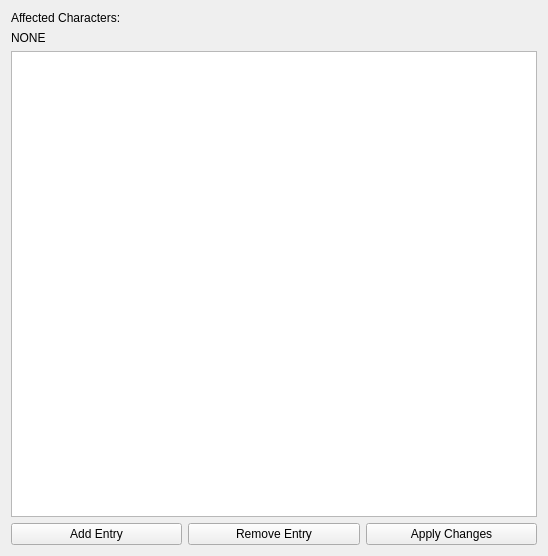
olivierkes/manuskript, file manuskript/ui/bulkInfoManager.ui: the form before one commit.
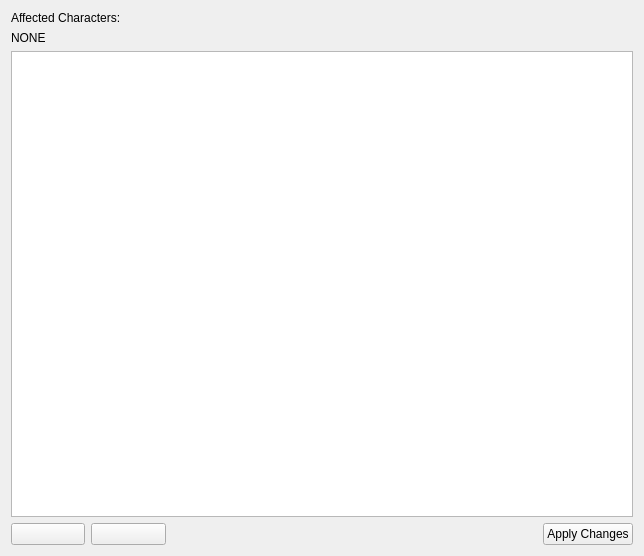
The form after the commit. Icons and pictures are not drawn.

Patch:
```diff
--- a/manuskript/ui/bulkInfoManager.ui
+++ b/manuskript/ui/bulkInfoManager.ui
@@ -9,7 +9,7 @@
    <rect>
     <x>0</x>
     <y>0</y>
-    <width>548</width>
+    <width>644</width>
     <height>556</height>
    </rect>
   </property>
@@ -60,21 +60,42 @@
     </widget>
    </item>
    <item>
-    <layout class="QHBoxLayout" name="horizontalLayout">
+    <layout class="QHBoxLayout" name="horizontalLayout" stretch="1,1,5,1">
      <item>
       <widget class="QPushButton" name="btnPersoBulkAddInfo">
        <property name="text">
-        <string>Add Entry</string>
+        <string/>
+       </property>
+       <property name="icon">
+        <iconset theme="list-add">
+         <normaloff>.</normaloff>.</iconset>
        </property>
       </widget>
      </item>
      <item>
       <widget class="QPushButton" name="btnPersoBulkRmInfo">
        <property name="text">
-        <string>Remove Entry</string>
+        <string/>
+       </property>
+       <property name="icon">
+        <iconset theme="list-remove">
+         <normaloff>.</normaloff>.</iconset>
        </property>
       </widget>
      </item>
+     <item>
+      <spacer name="horizontalSpacer">
+       <property name="orientation">
+        <enum>Qt::Horizontal</enum>
+       </property>
+       <property name="sizeHint" stdset="0">
+        <size>
+         <width>40</width>
+         <height>20</height>
+        </size>
+       </property>
+      </spacer>
+     </item>
      <item>
       <widget class="QPushButton" name="btnPersoBulkApply">
        <property name="locale">
```
Left out of the diff: 9 changed lines with no effect on the pictures.
